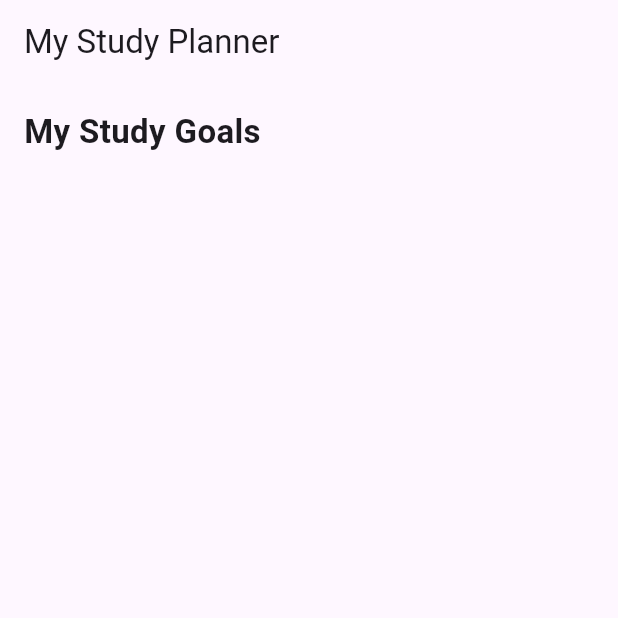
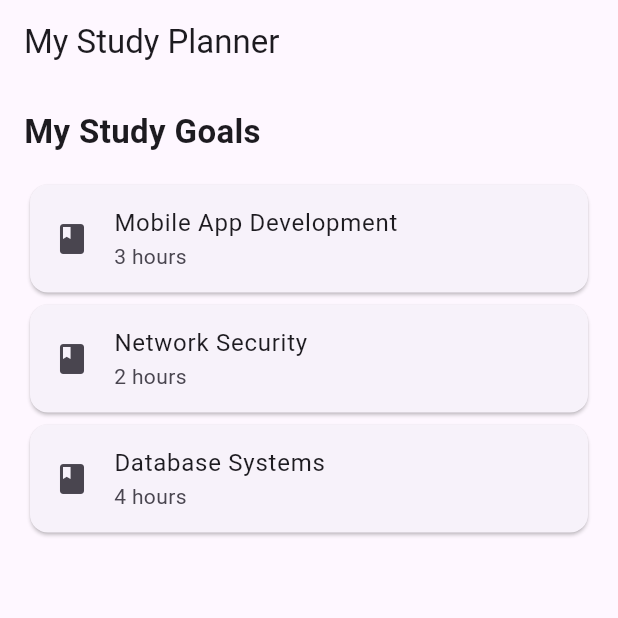
Before and after one commit to abdalla402/study_planner, a Flutter app: the screen it shows after launch, on a phone screen of 412 x 824 dp, the top half of it. Run offline on Flutter 3.47's test engine with Material 3 defaults, Android fonts, the phone set to English and light mode, and no system bars.

Commit message:
Phase 1 (4/5): Add three hard-coded study goal cards

```diff
--- a/lib/main.dart
+++ b/lib/main.dart
@@ -39,6 +39,28 @@ void main(){
               style: TextStyle(fontSize: 22, fontWeight: FontWeight.bold),
             ),
             SizedBox(height: 16),
+            // STATIC: Three hard-coded goal cards
+            Card(
+              child: ListTile(
+                leading: Icon(Icons.book),
+                title: Text('Mobile App Development'),
+                subtitle: Text('3 hours'),
+              ),
+            ),
+            Card(
+              child: ListTile(
+                leading: Icon(Icons.book),
+                title: Text('Network Security'),
+                subtitle: Text('2 hours'),
+              ),
+            ),
+            Card(
+              child: ListTile(
+                leading: Icon(Icons.book),
+                title: Text('Database Systems'),
+                subtitle: Text('4 hours'),
+              ),
+            ),
           ],
         ),
     ),
```
